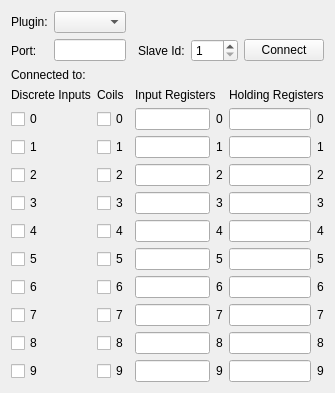
Above: examples/serialbus/modbus/slave/mainwindow.ui from qt/qtserialbus before the change. Below: the same form after it.
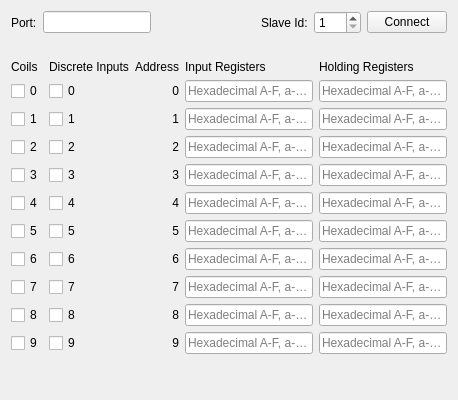
That is the form after the change.

Diff of the .ui file:
```diff
--- a/examples/serialbus/modbus/slave/mainwindow.ui
+++ b/examples/serialbus/modbus/slave/mainwindow.ui
@@ -6,8 +6,8 @@
    <rect>
     <x>0</x>
     <y>0</y>
-    <width>312</width>
-    <height>381</height>
+    <width>458</width>
+    <height>400</height>
    </rect>
   </property>
   <property name="windowTitle">
@@ -17,105 +17,7 @@
    <layout class="QVBoxLayout" name="verticalLayout">
     <item>
      <layout class="QGridLayout" name="gridLayout">
-      <item row="0" column="0">
-       <widget class="QLabel" name="label">
-        <property name="sizePolicy">
-         <sizepolicy hsizetype="Maximum" vsizetype="Preferred">
-          <horstretch>0</horstretch>
-          <verstretch>0</verstretch>
-         </sizepolicy>
-        </property>
-        <property name="text">
-         <string>Plugin:</string>
-        </property>
-       </widget>
-      </item>
-      <item row="1" column="4">
-       <widget class="QSpinBox" name="slaveEdit">
-        <property name="sizePolicy">
-         <sizepolicy hsizetype="Maximum" vsizetype="Fixed">
-          <horstretch>0</horstretch>
-          <verstretch>0</verstretch>
-         </sizepolicy>
-        </property>
-        <property name="minimum">
-         <number>1</number>
-        </property>
-        <property name="maximum">
-         <number>255</number>
-        </property>
-       </widget>
-      </item>
-      <item row="1" column="3">
-       <widget class="QLabel" name="label_27">
-        <property name="sizePolicy">
-         <sizepolicy hsizetype="Maximum" vsizetype="Preferred">
-          <horstretch>0</horstretch>
-          <verstretch>0</verstretch>
-         </sizepolicy>
-        </property>
-        <property name="text">
-         <string>Slave Id:</string>
-        </property>
-       </widget>
-      </item>
-      <item row="0" column="1">
-       <widget class="QComboBox" name="pluginBox">
-        <property name="sizePolicy">
-         <sizepolicy hsizetype="Maximum" vsizetype="Fixed">
-          <horstretch>0</horstretch>
-          <verstretch>0</verstretch>
-         </sizepolicy>
-        </property>
-       </widget>
-      </item>
-      <item row="1" column="0">
-       <widget class="QLabel" name="label_2">
-        <property name="sizePolicy">
-         <sizepolicy hsizetype="Maximum" vsizetype="Preferred">
-          <horstretch>0</horstretch>
-          <verstretch>0</verstretch>
-         </sizepolicy>
-        </property>
-        <property name="text">
-         <string>Port:</string>
-        </property>
-       </widget>
-      </item>
-      <item row="1" column="1">
-       <widget class="QLineEdit" name="portEdit">
-        <property name="sizePolicy">
-         <sizepolicy hsizetype="Preferred" vsizetype="Fixed">
-          <horstretch>0</horstretch>
-          <verstretch>0</verstretch>
-         </sizepolicy>
-        </property>
-       </widget>
-      </item>
-      <item row="1" column="5">
-       <widget class="QPushButton" name="pushButton">
-        <property name="sizePolicy">
-         <sizepolicy hsizetype="Maximum" vsizetype="Fixed">
-          <horstretch>0</horstretch>
-          <verstretch>0</verstretch>
-         </sizepolicy>
-        </property>
-        <property name="text">
-         <string>Connect</string>
-        </property>
-        <property name="checkable">
-         <bool>false</bool>
-        </property>
-       </widget>
-      </item>
-      <item row="2" column="0" colspan="6">
-       <widget class="QLabel" name="connectedLabel">
-        <property name="text">
-         <string>Connected to:</string>
-        </property>
-       </widget>
-      </item>
-      <item row="1" column="2">
+      <item row="0" column="2">
        <spacer name="horizontalSpacer">
         <property name="orientation">
          <enum>Qt::Horizontal</enum>
@@ -128,10 +30,88 @@
         </property>
        </spacer>
       </item>
+      <item row="0" column="5">
+       <widget class="QPushButton" name="pushButton">
+        <property name="sizePolicy">
+         <sizepolicy hsizetype="Maximum" vsizetype="Fixed">
+          <horstretch>0</horstretch>
+          <verstretch>0</verstretch>
+         </sizepolicy>
+        </property>
+        <property name="text">
+         <string>Connect</string>
+        </property>
+        <property name="checkable">
+         <bool>false</bool>
+        </property>
+       </widget>
+      </item>
+      <item row="0" column="0">
+       <widget class="QLabel" name="label_2">
+        <property name="sizePolicy">
+         <sizepolicy hsizetype="Maximum" vsizetype="Preferred">
+          <horstretch>0</horstretch>
+          <verstretch>0</verstretch>
+         </sizepolicy>
+        </property>
+        <property name="text">
+         <string>Port:</string>
+        </property>
+       </widget>
+      </item>
+      <item row="0" column="1">
+       <widget class="QLineEdit" name="portEdit">
+        <property name="sizePolicy">
+         <sizepolicy hsizetype="Preferred" vsizetype="Fixed">
+          <horstretch>0</horstretch>
+          <verstretch>0</verstretch>
+         </sizepolicy>
+        </property>
+       </widget>
+      </item>
+      <item row="0" column="3">
+       <widget class="QLabel" name="label_27">
+        <property name="sizePolicy">
+         <sizepolicy hsizetype="Maximum" vsizetype="Preferred">
+          <horstretch>0</horstretch>
+          <verstretch>0</verstretch>
+         </sizepolicy>
+        </property>
+        <property name="text">
+         <string>Slave Id:</string>
+        </property>
+       </widget>
+      </item>
+      <item row="0" column="4">
+       <widget class="QSpinBox" name="slaveEdit">
+        <property name="sizePolicy">
+         <sizepolicy hsizetype="Maximum" vsizetype="Fixed">
+          <horstretch>0</horstretch>
+          <verstretch>0</verstretch>
+         </sizepolicy>
+        </property>
+        <property name="minimum">
+         <number>1</number>
+        </property>
+        <property name="maximum">
+         <number>255</number>
+        </property>
+       </widget>
+      </item>
+      <item row="1" column="0" colspan="6">
+       <widget class="QLabel" name="errorLabel">
+        <property name="text">
+         <string/>
+        </property>
+        <property name="wordWrap">
+         <bool>true</bool>
+        </property>
+       </widget>
+      </item>
      </layout>
     </item>
     <item>
-     <spacer name="verticalSpacer_2">
+     <spacer name="verticalSpacer">
       <property name="orientation">
        <enum>Qt::Vertical</enum>
       </property>
@@ -149,35 +129,57 @@
     <item>
      <layout class="QGridLayout" name="gridLayout_2">
       <item row="0" column="0">
-       <widget class="QLabel" name="label_6">
-        <property name="text">
-         <string>Discrete Inputs</string>
+       <widget class="QLabel" name="coils">
+        <property name="sizePolicy">
+         <sizepolicy hsizetype="Maximum" vsizetype="Preferred">
+          <horstretch>0</horstretch>
+          <verstretch>0</verstretch>
+         </sizepolicy>
         </property>
-       </widget>
-      </item>
-      <item row="0" column="1">
-       <widget class="QLabel" name="label_5">
         <property name="text">
          <string>Coils</string>
         </property>
        </widget>
       </item>
-      <item row="0" column="2" colspan="2">
-       <widget class="QLabel" name="label_4">
+      <item row="0" column="1">
+       <widget class="QLabel" name="discreteInputs">
+        <property name="text">
+         <string>Discrete Inputs</string>
+        </property>
+       </widget>
+      </item>
+      <item row="0" column="2">
+       <widget class="QLabel" name="address">
+        <property name="text">
+         <string>Address</string>
+        </property>
+        <property name="alignment">
+         <set>Qt::AlignRight|Qt::AlignTrailing|Qt::AlignVCenter</set>
+        </property>
+       </widget>
+      </item>
+      <item row="0" column="3">
+       <widget class="QLabel" name="inputRegisters">
         <property name="text">
          <string>Input Registers</string>
         </property>
        </widget>
       </item>
-      <item row="0" column="4" colspan="2">
-       <widget class="QLabel" name="label_3">
+      <item row="0" column="4">
+       <widget class="QLabel" name="holdingRegisters">
         <property name="text">
          <string>Holding Registers</string>
         </property>
        </widget>
       </item>
       <item row="1" column="0">
-       <widget class="QCheckBox" name="checkBox">
+       <widget class="QCheckBox" name="coils_0">
+        <property name="sizePolicy">
+         <sizepolicy hsizetype="Maximum" vsizetype="Fixed">
+          <horstretch>0</horstretch>
+          <verstretch>0</verstretch>
+         </sizepolicy>
+        </property>
         <property name="text">
          <string>0</string>
         </property>
@@ -197,41 +199,43 @@
        </widget>
       </item>
       <item row="1" column="2">
-       <widget class="QLineEdit" name="lineEdit">
-        <property name="inputMask">
-         <string>HHHH</string>
+       <widget class="QLabel" name="label_21">
+        <property name="text">
+         <string>0</string>
         </property>
-        <property name="maxLength">
-         <number>4</number>
+        <property name="alignment">
+         <set>Qt::AlignRight|Qt::AlignTrailing|Qt::AlignVCenter</set>
         </property>
        </widget>
       </item>
       <item row="1" column="3">
-       <widget class="QLabel" name="label_7">
-        <property name="text">
-         <string>0</string>
+       <widget class="QLineEdit" name="inReg_0">
+        <property name="maxLength">
+         <number>32767</number>
+        </property>
+        <property name="placeholderText">
+         <string>Hexadecimal A-F, a-f, 0-9.</string>
         </property>
        </widget>
       </item>
       <item row="1" column="4">
-       <widget class="QLineEdit" name="lineEdit_11">
-        <property name="inputMask">
-         <string>HHHH</string>
-        </property>
+       <widget class="QLineEdit" name="holdReg_0">
         <property name="maxLength">
          <number>4</number>
         </property>
-       </widget>
-      </item>
-      <item row="1" column="5">
-       <widget class="QLabel" name="label_17">
-        <property name="text">
-         <string>0</string>
+        <property name="placeholderText">
+         <string>Hexadecimal A-F, a-f, 0-9.</string>
         </property>
        </widget>
       </item>
       <item row="2" column="0">
-       <widget class="QCheckBox" name="checkBox_2">
+       <widget class="QCheckBox" name="coils_1">
+        <property name="sizePolicy">
+         <sizepolicy hsizetype="Maximum" vsizetype="Fixed">
+          <horstretch>0</horstretch>
+          <verstretch>0</verstretch>
+         </sizepolicy>
+        </property>
         <property name="text">
          <string>1</string>
         </property>
@@ -251,41 +255,43 @@
        </widget>
       </item>
       <item row="2" column="2">
-       <widget class="QLineEdit" name="lineEdit_2">
-        <property name="inputMask">
-         <string>HHHH</string>
+       <widget class="QLabel" name="label_22">
+        <property name="text">
+         <string>1</string>
         </property>
-        <property name="maxLength">
-         <number>4</number>
+        <property name="alignment">
+         <set>Qt::AlignRight|Qt::AlignTrailing|Qt::AlignVCenter</set>
         </property>
        </widget>
       </item>
       <item row="2" column="3">
-       <widget class="QLabel" name="label_16">
-        <property name="text">
-         <string>1</string>
+       <widget class="QLineEdit" name="inReg_1">
+        <property name="maxLength">
+         <number>32767</number>
+        </property>
+        <property name="placeholderText">
+         <string>Hexadecimal A-F, a-f, 0-9.</string>
         </property>
        </widget>
       </item>
       <item row="2" column="4">
-       <widget class="QLineEdit" name="lineEdit_12">
-        <property name="inputMask">
-         <string>HHHH</string>
-        </property>
+       <widget class="QLineEdit" name="holdReg_1">
         <property name="maxLength">
          <number>4</number>
         </property>
-       </widget>
-      </item>
-      <item row="2" column="5">
-       <widget class="QLabel" name="label_18">
-        <property name="text">
-         <string>1</string>
+        <property name="placeholderText">
+         <string>Hexadecimal A-F, a-f, 0-9.</string>
         </property>
        </widget>
       </item>
       <item row="3" column="0">
-       <widget class="QCheckBox" name="checkBox_3">
+       <widget class="QCheckBox" name="coils_2">
+        <property name="sizePolicy">
+         <sizepolicy hsizetype="Maximum" vsizetype="Fixed">
+          <horstretch>0</horstretch>
+          <verstretch>0</verstretch>
+         </sizepolicy>
+        </property>
         <property name="text">
          <string>2</string>
         </property>
@@ -305,41 +311,43 @@
        </widget>
       </item>
       <item row="3" column="2">
-       <widget class="QLineEdit" name="lineEdit_3">
-        <property name="inputMask">
-         <string>HHHH</string>
+       <widget class="QLabel" name="label_23">
+        <property name="text">
+         <string>2</string>
         </property>
-        <property name="maxLength">
-         <number>4</number>
+        <property name="alignment">
+         <set>Qt::AlignRight|Qt::AlignTrailing|Qt::AlignVCenter</set>
         </property>
        </widget>
       </item>
       <item row="3" column="3">
-       <widget class="QLabel" name="label_9">
-        <property name="text">
-         <string>2</string>
+       <widget class="QLineEdit" name="inReg_2">
+        <property name="maxLength">
+         <number>32767</number>
+        </property>
+        <property name="placeholderText">
+         <string>Hexadecimal A-F, a-f, 0-9.</string>
         </property>
        </widget>
       </item>
       <item row="3" column="4">
-       <widget class="QLineEdit" name="lineEdit_13">
-        <property name="inputMask">
-         <string>HHHH</string>
-        </property>
+       <widget class="QLineEdit" name="holdReg_2">
         <property name="maxLength">
          <number>4</number>
         </property>
-       </widget>
-      </item>
-      <item row="3" column="5">
-       <widget class="QLabel" name="label_19">
-        <property name="text">
-         <string>2</string>
+        <property name="placeholderText">
+         <string>Hexadecimal A-F, a-f, 0-9.</string>
         </property>
        </widget>
       </item>
       <item row="4" column="0">
-       <widget class="QCheckBox" name="checkBox_4">
+       <widget class="QCheckBox" name="coils_3">
+        <property name="sizePolicy">
+         <sizepolicy hsizetype="Maximum" vsizetype="Fixed">
+          <horstretch>0</horstretch>
+          <verstretch>0</verstretch>
+         </sizepolicy>
+        </property>
         <property name="text">
          <string>3</string>
         </property>
@@ -359,41 +367,43 @@
        </widget>
       </item>
       <item row="4" column="2">
-       <widget class="QLineEdit" name="lineEdit_4">
-        <property name="inputMask">
-         <string>HHHH</string>
+       <widget class="QLabel" name="label_11">
+        <property name="text">
+         <string>3</string>
         </property>
-        <property name="maxLength">
-         <number>4</number>
+        <property name="alignment">
+         <set>Qt::AlignRight|Qt::AlignTrailing|Qt::AlignVCenter</set>
         </property>
        </widget>
       </item>
       <item row="4" column="3">
-       <widget class="QLabel" name="label_14">
-        <property name="text">
-         <string>3</string>
+       <widget class="QLineEdit" name="inReg_3">
+        <property name="maxLength">
+         <number>32767</number>
+        </property>
+        <property name="placeholderText">
+         <string>Hexadecimal A-F, a-f, 0-9.</string>
         </property>
        </widget>
       </item>
       <item row="4" column="4">
-       <widget class="QLineEdit" name="lineEdit_14">
-        <property name="inputMask">
-         <string>HHHH</string>
-        </property>
+       <widget class="QLineEdit" name="holdReg_3">
         <property name="maxLength">
          <number>4</number>
         </property>
-       </widget>
-      </item>
-      <item row="4" column="5">
-       <widget class="QLabel" name="label_20">
-        <property name="text">
-         <string>3</string>
+        <property name="placeholderText">
+         <string>Hexadecimal A-F, a-f, 0-9.</string>
         </property>
        </widget>
       </item>
       <item row="5" column="0">
-       <widget class="QCheckBox" name="checkBox_5">
+       <widget class="QCheckBox" name="coils_4">
+        <property name="sizePolicy">
+         <sizepolicy hsizetype="Maximum" vsizetype="Fixed">
+          <horstretch>0</horstretch>
+          <verstretch>0</verstretch>
+         </sizepolicy>
+        </property>
         <property name="text">
          <string>4</string>
         </property>
@@ -413,41 +423,43 @@
        </widget>
       </item>
       <item row="5" column="2">
-       <widget class="QLineEdit" name="lineEdit_5">
-        <property name="inputMask">
-         <string>HHHH</string>
+       <widget class="QLabel" name="label_8">
+        <property name="text">
+         <string>4</string>
         </property>
-        <property name="maxLength">
-         <number>4</number>
+        <property name="alignment">
+         <set>Qt::AlignRight|Qt::AlignTrailing|Qt::AlignVCenter</set>
         </property>
        </widget>
       </item>
       <item row="5" column="3">
-       <widget class="QLabel" name="label_15">
-        <property name="text">
-         <string>4</string>
+       <widget class="QLineEdit" name="inReg_4">
+        <property name="maxLength">
+         <number>32767</number>
+        </property>
+        <property name="placeholderText">
+         <string>Hexadecimal A-F, a-f, 0-9.</string>
         </property>
        </widget>
       </item>
       <item row="5" column="4">
-       <widget class="QLineEdit" name="lineEdit_15">
-        <property name="inputMask">
-         <string>HHHH</string>
-        </property>
+       <widget class="QLineEdit" name="holdReg_4">
         <property name="maxLength">
          <number>4</number>
         </property>
-       </widget>
-      </item>
-      <item row="5" column="5">
-       <widget class="QLabel" name="label_21">
-        <property name="text">
-         <string>4</string>
+        <property name="placeholderText">
+         <string>Hexadecimal A-F, a-f, 0-9.</string>
         </property>
        </widget>
       </item>
       <item row="6" column="0">
-       <widget class="QCheckBox" name="checkBox_6">
+       <widget class="QCheckBox" name="coils_5">
+        <property name="sizePolicy">
+         <sizepolicy hsizetype="Maximum" vsizetype="Fixed">
+          <horstretch>0</horstretch>
+          <verstretch>0</verstretch>
+         </sizepolicy>
+        </property>
         <property name="text">
          <string>5</string>
         </property>
@@ -467,41 +479,43 @@
        </widget>
       </item>
       <item row="6" column="2">
-       <widget class="QLineEdit" name="lineEdit_6">
-        <property name="inputMask">
-         <string>HHHH</string>
+       <widget class="QLabel" name="label_12">
+        <property name="text">
+         <string>5</string>
         </property>
-        <property name="maxLength">
-         <number>4</number>
+        <property name="alignment">
+         <set>Qt::AlignRight|Qt::AlignTrailing|Qt::AlignVCenter</set>
         </property>
        </widget>
       </item>
       <item row="6" column="3">
-       <widget class="QLabel" name="label_13">
-        <property name="text">
-         <string>5</string>
+       <widget class="QLineEdit" name="inReg_5">
+        <property name="maxLength">
+         <number>32767</number>
+        </property>
+        <property name="placeholderText">
+         <string>Hexadecimal A-F, a-f, 0-9.</string>
         </property>
        </widget>
       </item>
       <item row="6" column="4">
-       <widget class="QLineEdit" name="lineEdit_16">
-        <property name="inputMask">
-         <string>HHHH</string>
-        </property>
+       <widget class="QLineEdit" name="holdReg_5">
         <property name="maxLength">
          <number>4</number>
         </property>
-       </widget>
-      </item>
-      <item row="6" column="5">
-       <widget class="QLabel" name="label_22">
-        <property name="text">
-         <string>5</string>
+        <property name="placeholderText">
+         <string>Hexadecimal A-F, a-f, 0-9.</string>
         </property>
        </widget>
       </item>
       <item row="7" column="0">
-       <widget class="QCheckBox" name="checkBox_7">
+       <widget class="QCheckBox" name="coils_6">
+        <property name="sizePolicy">
+         <sizepolicy hsizetype="Maximum" vsizetype="Fixed">
+          <horstretch>0</horstretch>
+          <verstretch>0</verstretch>
+         </sizepolicy>
+        </property>
         <property name="text">
          <string>6</string>
         </property>
@@ -521,41 +535,43 @@
        </widget>
       </item>
       <item row="7" column="2">
-       <widget class="QLineEdit" name="lineEdit_7">
-        <property name="inputMask">
-         <string>HHHH</string>
+       <widget class="QLabel" name="label_13">
+        <property name="text">
+         <string>6</string>
         </property>
-        <property name="maxLength">
-         <number>4</number>
+        <property name="alignment">
+         <set>Qt::AlignRight|Qt::AlignTrailing|Qt::AlignVCenter</set>
         </property>
        </widget>
       </item>
       <item row="7" column="3">
-       <widget class="QLabel" name="label_8">
-        <property name="text">
-         <string>6</string>
+       <widget class="QLineEdit" name="inReg_6">
+        <property name="maxLength">
+         <number>32767</number>
+        </property>
+        <property name="placeholderText">
+         <string>Hexadecimal A-F, a-f, 0-9.</string>
         </property>
        </widget>
       </item>
       <item row="7" column="4">
-       <widget class="QLineEdit" name="lineEdit_17">
-        <property name="inputMask">
-         <string>HHHH</string>
-        </property>
+       <widget class="QLineEdit" name="holdReg_6">
         <property name="maxLength">
          <number>4</number>
         </property>
-       </widget>
-      </item>
-      <item row="7" column="5">
-       <widget class="QLabel" name="label_24">
-        <property name="text">
-         <string>6</string>
+        <property name="placeholderText">
+         <string>Hexadecimal A-F, a-f, 0-9.</string>
         </property>
        </widget>
       </item>
       <item row="8" column="0">
-       <widget class="QCheckBox" name="checkBox_8">
+       <widget class="QCheckBox" name="coils_7">
+        <property name="sizePolicy">
+         <sizepolicy hsizetype="Maximum" vsizetype="Fixed">
+          <horstretch>0</horstretch>
+          <verstretch>0</verstretch>
+         </sizepolicy>
+        </property>
         <property name="text">
          <string>7</string>
         </property>
@@ -575,41 +591,43 @@
        </widget>
       </item>
       <item row="8" column="2">
-       <widget class="QLineEdit" name="lineEdit_8">
-        <property name="inputMask">
-         <string>HHHH</string>
+       <widget class="QLabel" name="label_14">
+        <property name="text">
+         <string>7</string>
         </property>
-        <property name="maxLength">
-         <number>4</number>
+        <property name="alignment">
+         <set>Qt::AlignRight|Qt::AlignTrailing|Qt::AlignVCenter</set>
         </property>
        </widget>
       </item>
       <item row="8" column="3">
-       <widget class="QLabel" name="label_10">
-        <property name="text">
-         <string>7</string>
+       <widget class="QLineEdit" name="inReg_7">
+        <property name="maxLength">
+         <number>32767</number>
+        </property>
+        <property name="placeholderText">
+         <string>Hexadecimal A-F, a-f, 0-9.</string>
         </property>
        </widget>
       </item>
       <item row="8" column="4">
-       <widget class="QLineEdit" name="lineEdit_18">
-        <property name="inputMask">
-         <string>HHHH</string>
-        </property>
+       <widget class="QLineEdit" name="holdReg_7">
         <property name="maxLength">
          <number>4</number>
         </property>
-       </widget>
-      </item>
-      <item row="8" column="5">
-       <widget class="QLabel" name="label_23">
-        <property name="text">
-         <string>7</string>
+        <property name="placeholderText">
+         <string>Hexadecimal A-F, a-f, 0-9.</string>
         </property>
        </widget>
       </item>
       <item row="9" column="0">
-       <widget class="QCheckBox" name="checkBox_9">
+       <widget class="QCheckBox" name="coils_8">
+        <property name="sizePolicy">
+         <sizepolicy hsizetype="Maximum" vsizetype="Fixed">
+          <horstretch>0</horstretch>
+          <verstretch>0</verstretch>
+         </sizepolicy>
+        </property>
         <property name="text">
          <string>8</string>
         </property>
@@ -629,41 +647,43 @@
        </widget>
       </item>
       <item row="9" column="2">
-       <widget class="QLineEdit" name="lineEdit_9">
-        <property name="inputMask">
-         <string>HHHH</string>
+       <widget class="QLabel" name="label_15">
+        <property name="text">
+         <string>8</string>
         </property>
-        <property name="maxLength">
-         <number>4</number>
+        <property name="alignment">
+         <set>Qt::AlignRight|Qt::AlignTrailing|Qt::AlignVCenter</set>
         </property>
        </widget>
       </item>
       <item row="9" column="3">
-       <widget class="QLabel" name="label_11">
-        <property name="text">
-         <string>8</string>
+       <widget class="QLineEdit" name="inReg_8">
+        <property name="maxLength">
+         <number>32767</number>
+        </property>
+        <property name="placeholderText">
+         <string>Hexadecimal A-F, a-f, 0-9.</string>
         </property>
        </widget>
       </item>
       <item row="9" column="4">
-       <widget class="QLineEdit" name="lineEdit_19">
-        <property name="inputMask">
-         <string>HHHH</string>
-        </property>
+       <widget class="QLineEdit" name="holdReg_8">
         <property name="maxLength">
          <number>4</number>
         </property>
-       </widget>
-      </item>
-      <item row="9" column="5">
-       <widget class="QLabel" name="label_25">
-        <property name="text">
-         <string>8</string>
+        <property name="placeholderText">
+         <string>Hexadecimal A-F, a-f, 0-9.</string>
         </property>
        </widget>
       </item>
       <item row="10" column="0">
-       <widget class="QCheckBox" name="checkBox_10">
+       <widget class="QCheckBox" name="coils_9">
+        <property name="sizePolicy">
+         <sizepolicy hsizetype="Maximum" vsizetype="Fixed">
+          <horstretch>0</horstretch>
+          <verstretch>0</verstretch>
+         </sizepolicy>
+        </property>
         <property name="text">
          <string>9</string>
         </property>
@@ -683,43 +703,39 @@
        </widget>
       </item>
       <item row="10" column="2">
-       <widget class="QLineEdit" name="lineEdit_10">
-        <property name="inputMask">
-         <string>HHHH</string>
+       <widget class="QLabel" name="label_16">
+        <property name="text">
+         <string>9</string>
         </property>
-        <property name="maxLength">
-         <number>4</number>
+        <property name="alignment">
+         <set>Qt::AlignRight|Qt::AlignTrailing|Qt::AlignVCenter</set>
         </property>
        </widget>
       </item>
       <item row="10" column="3">
-       <widget class="QLabel" name="label_12">
-        <property name="text">
-         <string>9</string>
+       <widget class="QLineEdit" name="inReg_9">
+        <property name="maxLength">
+         <number>32767</number>
+        </property>
+        <property name="placeholderText">
+         <string>Hexadecimal A-F, a-f, 0-9.</string>
         </property>
        </widget>
       </item>
       <item row="10" column="4">
-       <widget class="QLineEdit" name="lineEdit_20">
-        <property name="inputMask">
-         <string>HHHH</string>
-        </property>
+       <widget class="QLineEdit" name="holdReg_9">
         <property name="maxLength">
          <number>4</number>
         </property>
-       </widget>
-      </item>
-      <item row="10" column="5">
-       <widget class="QLabel" name="label_26">
-        <property name="text">
-         <string>9</string>
+        <property name="placeholderText">
+         <string>Hexadecimal A-F, a-f, 0-9.</string>
         </property>
        </widget>
       </item>
      </layout>
     </item>
     <item>
-     <spacer name="verticalSpacer">
+     <spacer name="verticalSpacer_2">
       <property name="orientation">
        <enum>Qt::Vertical</enum>
       </property>
```
Left out of the diff: 112 changed lines with no effect on the pictures.
